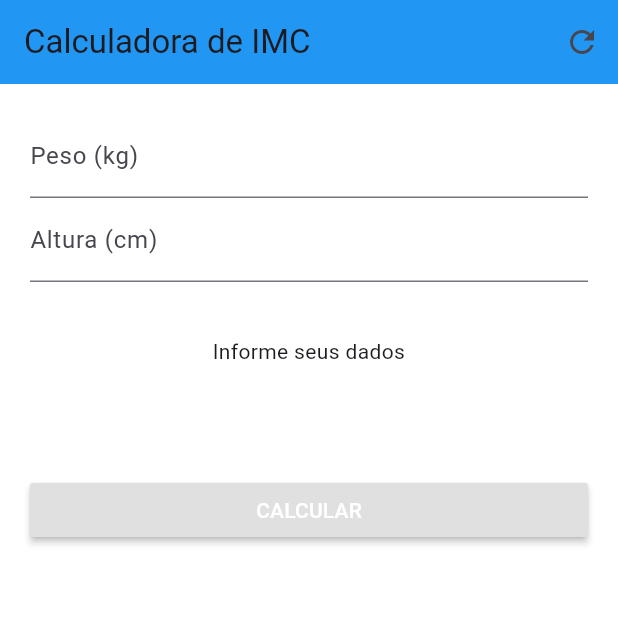
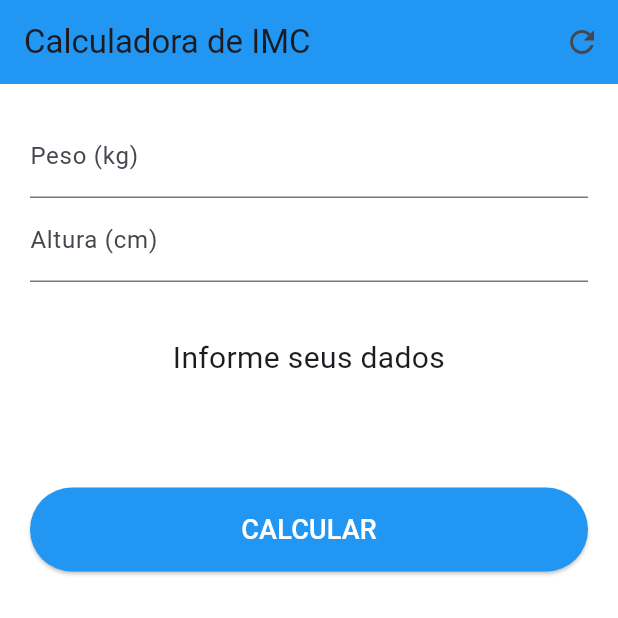
Before and after one commit to VictorVerissimo18/CALCULADORA_IMC_FLUTTER, a Flutter app: the screen it shows after launch, on a phone screen of 412 x 824 dp, the top half of it. Run offline on Flutter 3.47's test engine with Material 3 defaults, Android fonts, the phone set to English and light mode, and no system bars.

```diff
--- a/lib/main.dart
+++ b/lib/main.dart
@@ -4,7 +4,6 @@ void main() => runApp(
       MaterialApp(
         home: Home(),
         debugShowCheckedModeBanner: false,
-
       ),
     );
 
@@ -14,11 +13,11 @@ class Home extends StatefulWidget {
 }
 
 class _HomeState extends State<Home> {
-  GlobalKey<FormState> _formKey = GlobalKey<FormState>();
+  final GlobalKey<FormState> _formKey = GlobalKey<FormState>();
 
-  TextEditingController _weightController = TextEditingController();
-  TextEditingController _heightController = TextEditingController();
-  String _result;
+  final TextEditingController _weightController = TextEditingController();
+  final TextEditingController _heightController = TextEditingController();
+  String _result = "Informe seus dados";
 
   @override
   void initState() {
@@ -40,19 +39,20 @@ class _HomeState extends State<Home> {
       appBar: buildAppBar(),
       backgroundColor: Colors.white,
       body: SingleChildScrollView(
-            padding: EdgeInsets.all(20.0), child: buildForm()));
+        padding: const EdgeInsets.all(20.0),
+        child: buildForm(),
+      ),
+    );
   }
 
   AppBar buildAppBar() {
     return AppBar(
-      title: Text('Calculadora de IMC'),
+      title: const Text('Calculadora de IMC'),
       backgroundColor: Colors.blue,
       actions: <Widget>[
         IconButton(
-          icon: Icon(Icons.refresh),
-          onPressed: () {
-            resetFields();
-          },
+          icon: const Icon(Icons.refresh),
+          onPressed: resetFields,
         )
       ],
     );
@@ -67,11 +67,13 @@ class _HomeState extends State<Home> {
           buildTextFormField(
             label: "Peso (kg)",
             error: "Insira seu peso!",
-              controller: _weightController),
+            controller: _weightController,
+          ),
           buildTextFormField(
             label: "Altura (cm)",
             error: "Insira uma altura!",
-              controller: _heightController),
+            controller: _heightController,
+          ),
           buildTextResult(),
           buildCalculateButton(),
         ],
@@ -80,59 +82,83 @@ class _HomeState extends State<Home> {
   }
 
   void calculateImc() {
-    double weight = double.parse(_weightController.text);
-    double height = double.parse(_heightController.text) / 100.0;
-    double imc = weight / (height * height);
+    final double weight = double.tryParse(_weightController.text) ?? 0.0;
+    final double height = (double.tryParse(_heightController.text) ?? 0.0) / 100.0;
+
+    if (height == 0 || weight == 0) {
+      setState(() {
+        _result = "Preencha os dados corretamente!";
+      });
+      return;
+    }
+
+    final double imc = weight / (height * height);
 
     setState(() {
-      _result = "IMC = ${imc.toStringAsPrecision(2)}\n";
-      if (imc < 18.6)
+      _result = "IMC = ${imc.toStringAsPrecision(4)}\n";
+
+      if (imc < 18.6) {
         _result += "Abaixo do peso";
-      else if (imc < 25.0)
+      } else if (imc < 25.0) {
         _result += "Peso ideal";
-      else if (imc < 30.0)
+      } else if (imc < 30.0) {
         _result += "Levemente acima do peso";
-      else if (imc < 35.0)
+      } else if (imc < 35.0) {
         _result += "Obesidade Grau I";
-      else if (imc < 40.0)
+      } else if (imc < 40.0) {
         _result += "Obesidade Grau II";
-      else
-        _result += "Obesidade Grau IIII";
+      } else {
+        _result += "Obesidade Grau III";
+      }
     });
   }
 
   Widget buildCalculateButton() {
     return Padding(
-      padding: EdgeInsets.symmetric(vertical: 36.0),
-      child: RaisedButton(
+      padding: const EdgeInsets.symmetric(vertical: 36.0),
+      child: ElevatedButton(
+        style: ElevatedButton.styleFrom(
+          backgroundColor: Colors.blue,
+          padding: const EdgeInsets.all(15.0),
+        ),
         onPressed: () {
-          if (_formKey.currentState.validate()) {
+          if (_formKey.currentState?.validate() ?? false) {
             calculateImc();
           }
         },
-        child: Text('CALCULAR', style: TextStyle(color: Colors.white)),
+        child: const Text(
+          'CALCULAR',
+          style: TextStyle(color: Colors.white, fontSize: 18),
+        ),
       ),
     );
   }
 
   Widget buildTextResult() {
     return Padding(
-      padding: EdgeInsets.symmetric(vertical: 36.0),
+      padding: const EdgeInsets.symmetric(vertical: 36.0),
       child: Text(
         _result,
         textAlign: TextAlign.center,
+        style: const TextStyle(fontSize: 20.0),
       ),
     );
   }
 
-  Widget buildTextFormField(
-      {TextEditingController controller, String error, String label}) {
+  Widget buildTextFormField({
+    required TextEditingController controller,
+    required String error,
+    required String label,
+  }) {
     return TextFormField(
       keyboardType: TextInputType.number,
       decoration: InputDecoration(labelText: label),
       controller: controller,
       validator: (text) {
-        return text.isEmpty ? error : null;
+        if (text == null || text.isEmpty) {
+          return error;
+        }
+        return null;
       },
     );
   }
```
Lines whose indentation alone changed are shown as unchanged.
